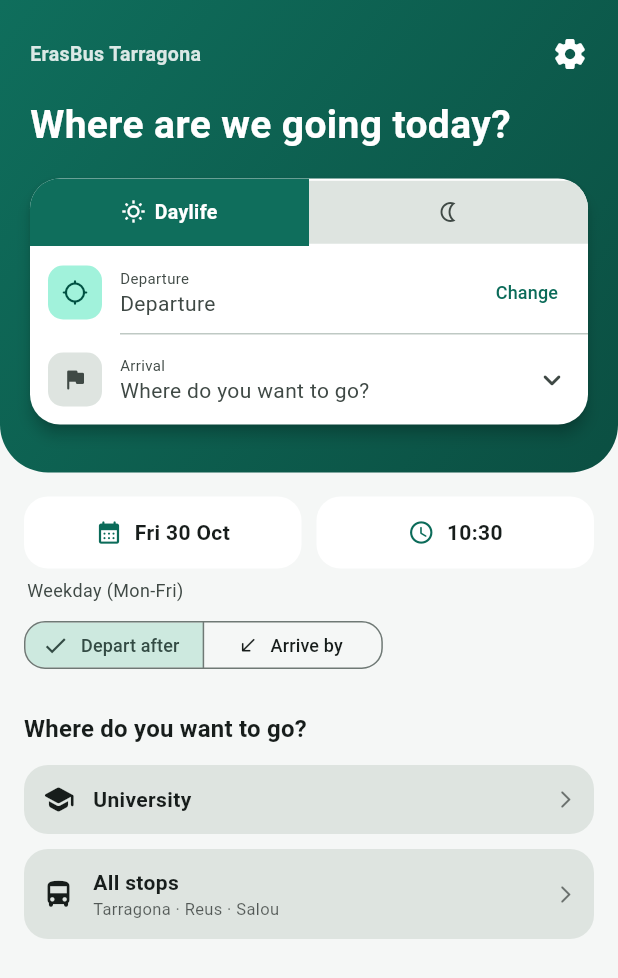
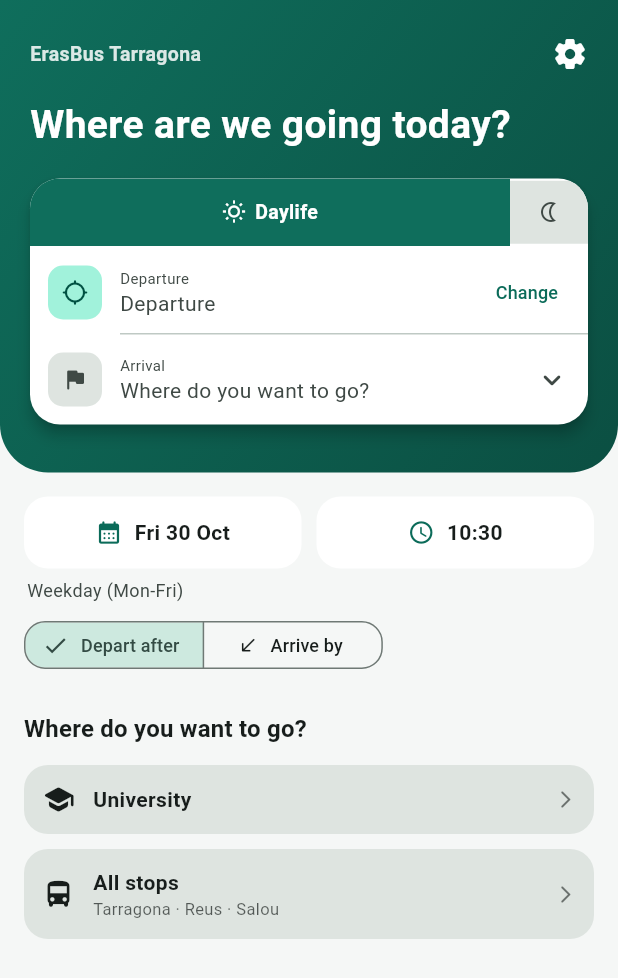
Before and after one commit to Eddi03R/BUS-Tarragona-Reus, a Flutter app: the screen it shows after launch, after a tap on the "nightlight" icon, after a tap on the "wb sunny" icon, on a phone screen of 412 x 824 dp. Shown: the top 978 px of the screen. Run offline on Flutter 3.47's test engine with Material 3 defaults, Android fonts, the phone set to English and light mode, and no system bars; our stand-ins replace geolocator, share_plus, shared_preferences; generated files the repository leaves out were written again.

Commit message:
fix(home): animazione collapse tab + ripristino bottone vita notturna
- Tab animation: LayoutBuilder + AnimatedContainer con larghezze esplicite
  (active = total-52px, inactive = 52px) per vero collapse/expand;
  il tab inattivo collassa all'icona, quello attivo si espande
- Nightlife: ripristinato _CategoryCard bottone che apre il picker
  (richiesta corretta: spostare il bottone, non esporre la lista inline)

Co-Authored-By: Claude Sonnet 4.6 <noreply@anthropic.com>

```diff
--- a/lib/screens/home_screen.dart
+++ b/lib/screens/home_screen.dart
@@ -319,16 +319,39 @@ class _HomeScreenState extends State<HomeScreen> {
     );
   }
 
-  // Tab inside the search card — active = seed pill with text, inactive = icon only
+  // Tab row: active tab expands to fill space, inactive collapses to icon only
+  Widget _buildCardTabRow(Color seed, Color onSeed, ColorScheme scheme) {
+    return LayoutBuilder(
+      builder: (context, constraints) {
+        const compactW = 52.0;
+        final total = constraints.maxWidth;
+        return Row(
+          children: [
+            _buildCardTab(
+              _HomeTab.daylife, Icons.wb_sunny_outlined, 'Daylife',
+              _tab == _HomeTab.daylife ? total - compactW : compactW,
+              seed, onSeed, scheme,
+            ),
+            _buildCardTab(
+              _HomeTab.nightlife, Icons.nightlight_outlined, 'Nightlife',
+              _tab == _HomeTab.nightlife ? total - compactW : compactW,
+              seed, onSeed, scheme,
+            ),
+          ],
+        );
+      },
+    );
+  }
+
   Widget _buildCardTab(_HomeTab tab, IconData icon, String label,
-      Color seed, Color onSeed, ColorScheme scheme) {
+      double width, Color seed, Color onSeed, ColorScheme scheme) {
     final isActive = _tab == tab;
-    return Expanded(
-      child: GestureDetector(
+    return GestureDetector(
       onTap: () => _switchTab(tab),
       child: AnimatedContainer(
-          duration: const Duration(milliseconds: 220),
+        duration: const Duration(milliseconds: 260),
         curve: Curves.easeInOut,
+        width: width,
         color: isActive ? seed : scheme.surfaceContainerHighest,
         padding: const EdgeInsets.symmetric(vertical: 13),
         child: Row(
@@ -338,25 +361,22 @@ class _HomeScreenState extends State<HomeScreen> {
                 color: isActive ? onSeed : scheme.onSurfaceVariant),
             ClipRect(
               child: AnimatedSize(
-                  duration: const Duration(milliseconds: 220),
+                duration: const Duration(milliseconds: 260),
                 curve: Curves.easeInOut,
                 child: isActive
                     ? Row(mainAxisSize: MainAxisSize.min, children: [
                         const SizedBox(width: 6),
-                          Text(
-                            label,
+                        Text(label,
                             style: TextStyle(
                               fontSize: 13,
                               fontWeight: FontWeight.w600,
                               color: onSeed,
-                            ),
-                          ),
+                            )),
                       ])
                     : const SizedBox.shrink(),
               ),
             ),
           ],
-          ),
         ),
       ),
     );
@@ -441,14 +461,7 @@ class _HomeScreenState extends State<HomeScreen> {
               child: Column(
                 children: [
                   // Tab row: clipped to card's rounded top corners
-                  Row(
-                    children: [
-                      _buildCardTab(_HomeTab.daylife, Icons.wb_sunny_outlined,
-                          'Daylife', seed, onSeed, scheme),
-                      _buildCardTab(_HomeTab.nightlife,
-                          Icons.nightlight_outlined, 'Nightlife', seed, onSeed, scheme),
-                    ],
-                  ),
+                  _buildCardTabRow(seed, onSeed, scheme),
                   // Origin row
                   Padding(
                     padding: const EdgeInsets.fromLTRB(12, 10, 12, 6),
@@ -773,8 +786,6 @@ class _HomeScreenState extends State<HomeScreen> {
 
   Widget _buildNightBody(BuildContext context, AppLocalizations l,
       ColorScheme scheme, Color seed, String dateLabel) {
-    final onSeed = seed.computeLuminance() > 0.35 ? Colors.black87 : Colors.white;
-    final nightPois = _allPois;
     return Padding(
       padding: const EdgeInsets.fromLTRB(16, 16, 16, 32),
       child: Column(
@@ -793,100 +804,16 @@ class _HomeScreenState extends State<HomeScreen> {
               style: TextStyle(fontSize: 12, color: scheme.onSurfaceVariant),
             ),
           ),
-          const SizedBox(height: 20),
-          Text(
-            l.categoryNightlife,
-            style: Theme.of(context)
-                .textTheme
-                .titleMedium
-                ?.copyWith(fontWeight: FontWeight.w700),
+          const SizedBox(height: 16),
+          _CategoryCard(
+            icon: Icons.nightlife_rounded,
+            label: l.categoryNightlife,
+            subtitle: 'Tropical Club · La Fàbrica · Selvático...',
+            color: scheme.surfaceContainerHighest,
+            iconColor: scheme.onSurface,
+            fullWidth: true,
+            onTap: () => _openDestinationPicker(categoryFilter: 'nightlife'),
           ),
-          const SizedBox(height: 10),
-          if (nightPois.isEmpty)
-            Padding(
-              padding: const EdgeInsets.symmetric(vertical: 16),
-              child: Text(
-                'Nessun locale disponibile per questa data',
-                style: TextStyle(color: scheme.onSurfaceVariant),
-              ),
-            )
-          else
-            ...nightPois.map((poi) {
-              final isSelected = _destination?.poi == poi;
-              return Padding(
-                padding: const EdgeInsets.only(bottom: 8),
-                child: InkWell(
-                  borderRadius: BorderRadius.circular(14),
-                  onTap: () {
-                    final stop = _repo.stopById(poi.nearestStopId);
-                    setState(() =>
-                        _destination = StopOrPoi.fromPoi(stop: stop, poiRef: poi));
-                  },
-                  child: AnimatedContainer(
-                    duration: const Duration(milliseconds: 180),
-                    padding: const EdgeInsets.symmetric(
-                        horizontal: 14, vertical: 12),
-                    decoration: BoxDecoration(
-                      color: isSelected
-                          ? seed.withValues(alpha: 0.12)
-                          : scheme.surfaceContainerHighest,
-                      borderRadius: BorderRadius.circular(14),
-                      border: Border.all(
-                        color: isSelected ? seed : Colors.transparent,
-                        width: 1.5,
-                      ),
-                    ),
-                    child: Row(
-                      children: [
-                        AnimatedContainer(
-                          duration: const Duration(milliseconds: 180),
-                          width: 36,
-                          height: 36,
-                          decoration: BoxDecoration(
-                            color: isSelected ? seed : scheme.surfaceContainerLow,
-                            borderRadius: BorderRadius.circular(10),
-                          ),
-                          child: Icon(
-                            Icons.nightlife_rounded,
-                            size: 18,
-                            color: isSelected ? onSeed : scheme.onSurfaceVariant,
-                          ),
-                        ),
-                        const SizedBox(width: 12),
-                        Expanded(
-                          child: Column(
-                            crossAxisAlignment: CrossAxisAlignment.start,
-                            children: [
-                              Text(
-                                poi.name,
-                                style: TextStyle(
-                                  fontWeight: FontWeight.w600,
-                                  color: isSelected ? seed : null,
-                                ),
-                              ),
-                              Text(
-                                _repo.stopById(poi.nearestStopId).name,
-                                style: TextStyle(
-                                  fontSize: 11,
-                                  color: scheme.onSurfaceVariant,
-                                ),
-                              ),
-                            ],
-                          ),
-                        ),
-                        Icon(
-                          isSelected
-                              ? Icons.check_circle_rounded
-                              : Icons.arrow_forward_ios_rounded,
-                          size: isSelected ? 20 : 14,
-                          color: isSelected ? seed : scheme.onSurfaceVariant,
-                        ),
-                      ],
-                    ),
-                  ),
-                ),
-              );
-            }),
           if (_destination != null) ...[
             const SizedBox(height: 20),
             SizedBox(
```
Lines whose indentation alone changed are shown as unchanged.
